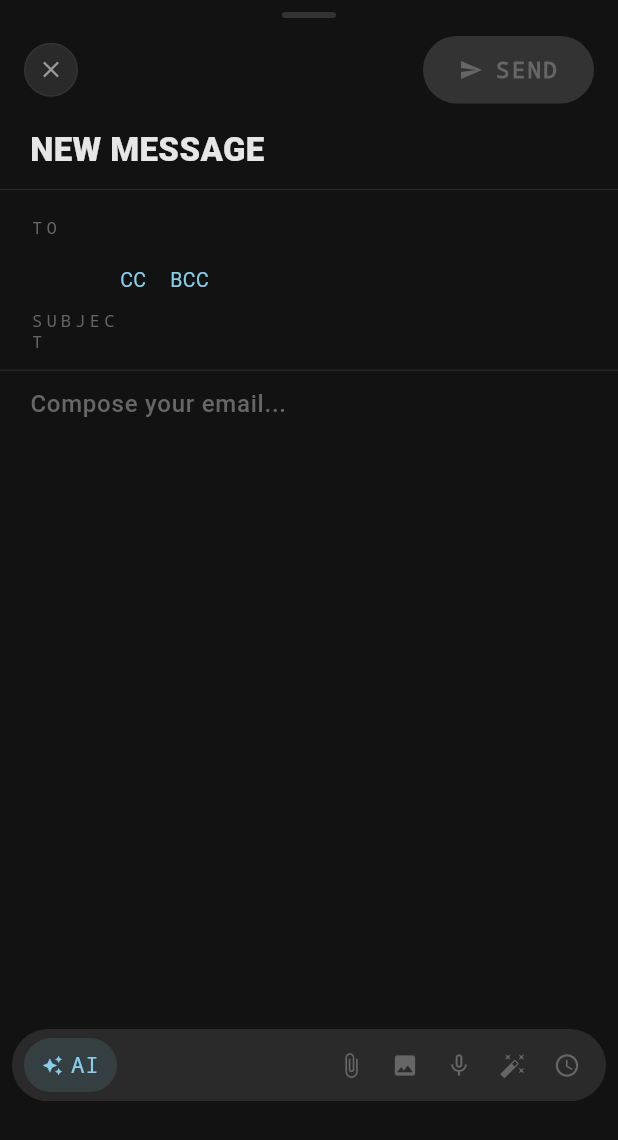
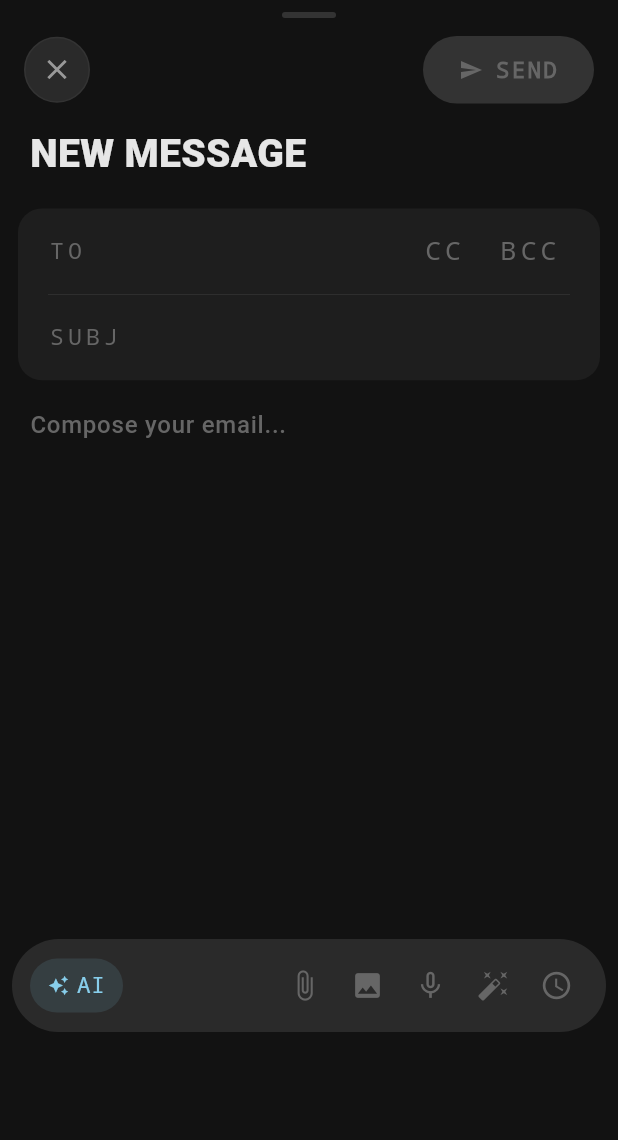
Before and after one commit to aida-arch/VoidMail, a Flutter app: the ComposeView widget shown alone on an empty page, opened directly, on a phone screen of 412 x 824 dp. Shown: the top 1140 px of the screen. Run offline on Flutter 3.47's test engine with Material 3 defaults, Android fonts, the phone set to English and light mode, and no system bars; our stand-ins replace audioplayers, file_picker, flutter_dotenv, flutter_local_notifications, local_auth, open_filex and 2 more; missing offline and left inert: flutter_web_auth_2, workmanager; accounts and stored records are empty; network calls fail; statements that could not run were skipped.

Commit message:
Polish compose view: rounded field container, larger fonts, toolbar sizing
- Wrap TO/CC/BCC/SUBJ fields in rounded bgSurface container with 16px radius
- Increase field labels (11→15), input text (15→19), CC/BCC toggles (13→17)
- Increase title section: REPLY text (22→26), icons (24→28), subject (14→18)
- Move CC/BCC inline with TO row (right-aligned)
- Enlarge close button (44×44) to match send button height
- Increase toolbar icons (18→22), hit area (36→42), bottom spacing

Co-Authored-By: Claude Opus 4.6 <noreply@anthropic.com>

```diff
--- a/lib/views/compose/compose_view.dart
+++ b/lib/views/compose/compose_view.dart
@@ -340,16 +340,16 @@ class _ComposeViewState extends State<ComposeView>
                       if (widget.mode == ComposeMode.reply || widget.mode == ComposeMode.replyAll)
                         const Padding(
                           padding: EdgeInsets.only(right: 10),
-                          child: Icon(Icons.reply, size: 24, color: VoidColors.accentSkyBlue),
+                          child: Icon(Icons.reply, size: 28, color: VoidColors.accentSkyBlue),
                         )
                       else if (widget.mode == ComposeMode.forward)
                         const Padding(
                           padding: EdgeInsets.only(right: 10),
-                          child: Icon(Icons.forward, size: 24, color: VoidColors.accentPink),
+                          child: Icon(Icons.forward, size: 28, color: VoidColors.accentPink),
                         ),
                       Text(
                         _headerTitle(),
-                        style: Typo.headline.copyWith(fontSize: 22, fontWeight: FontWeight.w900),
+                        style: Typo.headline.copyWith(fontSize: 26, fontWeight: FontWeight.w900),
                       ),
                     ],
                   ),
@@ -359,7 +359,7 @@ class _ComposeViewState extends State<ComposeView>
                       children: [
                         Container(
                           width: 3,
-                          height: 18,
+                          height: 22,
                           decoration: BoxDecoration(
                             color: VoidColors.accentSkyBlue,
                             borderRadius: BorderRadius.circular(2),
@@ -370,7 +370,7 @@ class _ComposeViewState extends State<ComposeView>
                           child: Text(
                             'Re: ${widget.replyTo!.subject}',
                             style: Typo.subhead.copyWith(
-                              fontSize: 14,
+                              fontSize: 18,
                               color: VoidColors.textTertiary,
                             ),
                             maxLines: 1,
@@ -384,29 +384,49 @@ class _ComposeViewState extends State<ComposeView>
               ),
             ),
 
-            const Divider(color: VoidColors.border, height: 0.5),
+            const SizedBox(height: 8),
 
             // Fields
             Expanded(
               child: SingleChildScrollView(
                 child: Column(
                   children: [
+                    // Fields container with rounded corners
+                    Container(
+                      margin: const EdgeInsets.symmetric(horizontal: 12),
+                      decoration: BoxDecoration(
+                        color: VoidColors.bgSurface,
+                        borderRadius: BorderRadius.circular(16),
+                      ),
+                      child: Column(
+                        children: [
                           // From selector
-                    if (auth.accounts.length > 1) _buildFromSelector(auth),
+                          if (auth.accounts.length > 1) ...[
+                            _buildFromSelector(auth),
+                            const Divider(color: VoidColors.border, height: 0.5, indent: 20, endIndent: 20),
+                          ],
 
-                    // To
-                    _buildField('TO', _toController),
+                          // To + CC/BCC inline
+                          _buildToFieldWithCcBcc(),
 
-                    // CC/BCC toggles
-                    if (!_showCc || !_showBcc) _buildCcBccToggle(),
+                          const Divider(color: VoidColors.border, height: 0.5, indent: 20, endIndent: 20),
 
-                    if (_showCc) _buildField('CC', _ccController),
-                    if (_showBcc) _buildField('BCC', _bccController),
+                          if (_showCc) ...[
+                            _buildField('CC', _ccController),
+                            const Divider(color: VoidColors.border, height: 0.5, indent: 20, endIndent: 20),
+                          ],
+                          if (_showBcc) ...[
+                            _buildField('BCC', _bccController),
+                            const Divider(color: VoidColors.border, height: 0.5, indent: 20, endIndent: 20),
+                          ],
 
                           // Subject
-                    _buildField('SUBJECT', _subjectController),
+                          _buildField('SUBJ', _subjectController),
+                        ],
+                      ),
+                    ),
 
-                    const Divider(color: VoidColors.border, height: 0.5),
+                    const SizedBox(height: 8),
 
                     // Attached files
                     if (_attachedFiles.isNotEmpty) _buildAttachmentChips(),
@@ -470,8 +490,8 @@ class _ComposeViewState extends State<ComposeView>
           GestureDetector(
             onTap: () => Navigator.pop(context),
             child: Container(
-              width: 36,
-              height: 36,
+              width: 44,
+              height: 44,
               decoration: BoxDecoration(
                 color: VoidColors.bgCard,
                 shape: BoxShape.circle,
@@ -481,7 +501,7 @@ class _ComposeViewState extends State<ComposeView>
                 ),
               ),
               child: const Center(
-                child: Icon(Icons.close, size: 18, color: VoidColors.textSecondary),
+                child: Icon(Icons.close, size: 22, color: VoidColors.textSecondary),
               ),
             ),
           ),
@@ -581,18 +601,18 @@ class _ComposeViewState extends State<ComposeView>
         children: [
           SizedBox(
             width: 60,
-            child: Text(label, style: Typo.metaLabel.copyWith(fontSize: 11)),
+            child: Text(label, style: Typo.metaLabel.copyWith(fontSize: 15)),
           ),
           Expanded(
             child: TextField(
               controller: controller,
-              style: Typo.body.copyWith(fontSize: 15),
+              style: Typo.body.copyWith(fontSize: 19),
               decoration: InputDecoration(
                 border: InputBorder.none,
                 filled: false,
                 contentPadding: const EdgeInsets.symmetric(vertical: 14),
                 hintStyle: Typo.body.copyWith(
-                  fontSize: 15,
+                  fontSize: 19,
                   color: VoidColors.textTertiary,
                 ),
               ),
@@ -603,33 +623,65 @@ class _ComposeViewState extends State<ComposeView>
     );
   }
 
-  Widget _buildCcBccToggle() {
+  Widget _buildToFieldWithCcBcc() {
     return Padding(
-      padding: const EdgeInsets.fromLTRB(80, 0, 20, 0),
+      padding: const EdgeInsets.fromLTRB(20, 0, 20, 0),
       child: Row(
+        crossAxisAlignment: CrossAxisAlignment.center,
+        children: [
+          SizedBox(
+            width: 60,
+            child: Text('TO', style: Typo.metaLabel.copyWith(fontSize: 15)),
+          ),
+          Expanded(
+            child: TextField(
+              controller: _toController,
+              style: Typo.body.copyWith(fontSize: 19),
+              decoration: InputDecoration(
+                border: InputBorder.none,
+                filled: false,
+                contentPadding: const EdgeInsets.symmetric(vertical: 14),
+                hintStyle: Typo.body.copyWith(
+                  fontSize: 19,
+                  color: VoidColors.textTertiary,
+                ),
+              ),
+            ),
+          ),
+          if (!_showCc || !_showBcc)
+            Row(
+              mainAxisSize: MainAxisSize.min,
               children: [
                 if (!_showCc)
                   GestureDetector(
                     onTap: () => setState(() => _showCc = true),
+                    child: Padding(
+                      padding: const EdgeInsets.symmetric(horizontal: 8, vertical: 8),
                       child: Text(
                         'CC',
-                style: Typo.subhead.copyWith(
-                  fontSize: 13,
-                  color: VoidColors.accentSkyBlue,
+                        style: Typo.metaLabel.copyWith(
+                          fontSize: 17,
+                          color: VoidColors.textTertiary,
                         ),
                       ),
                     ),
-          if (!_showCc && !_showBcc) const SizedBox(width: 16),
+                  ),
+                if (!_showCc && !_showBcc) const SizedBox(width: 8),
                 if (!_showBcc)
                   GestureDetector(
                     onTap: () => setState(() => _showBcc = true),
+                    child: Padding(
+                      padding: const EdgeInsets.symmetric(horizontal: 8, vertical: 8),
                       child: Text(
                         'BCC',
-                style: Typo.subhead.copyWith(
-                  fontSize: 13,
-                  color: VoidColors.accentSkyBlue,
+                        style: Typo.metaLabel.copyWith(
+                          fontSize: 17,
+                          color: VoidColors.textTertiary,
                         ),
                       ),
+                    ),
+                  ),
+              ],
             ),
         ],
       ),
@@ -832,12 +884,12 @@ class _ComposeViewState extends State<ComposeView>
 
   Widget _buildToolbar() {
     return Container(
-      padding: const EdgeInsets.fromLTRB(8, 8, 8, 24),
+      padding: const EdgeInsets.fromLTRB(8, 10, 8, 70),
       decoration: const BoxDecoration(
         color: VoidColors.bgDeep,
       ),
       child: Container(
-        padding: const EdgeInsets.symmetric(horizontal: 8, vertical: 6),
+        padding: const EdgeInsets.symmetric(horizontal: 12, vertical: 10),
         decoration: BoxDecoration(
           color: VoidColors.bgCard,
           borderRadius: BorderRadius.circular(32),
@@ -945,15 +997,15 @@ class _ComposeViewState extends State<ComposeView>
     return GestureDetector(
       onTap: onTap,
       child: Container(
-        width: 36,
-        height: 36,
+        width: 42,
+        height: 42,
         decoration: BoxDecoration(
           color: color != VoidColors.textTertiary
               ? color.withValues(alpha: 0.12)
               : Colors.transparent,
           shape: BoxShape.circle,
         ),
-        child: Icon(icon, size: 18, color: color),
+        child: Icon(icon, size: 22, color: color),
       ),
     );
   }
```
Lines whose indentation alone changed are shown as unchanged.
